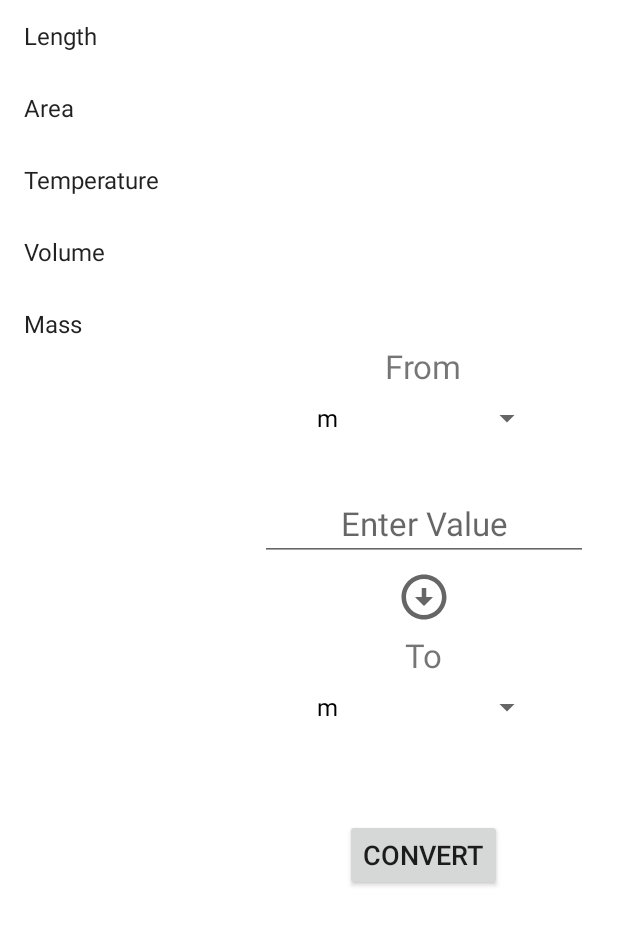
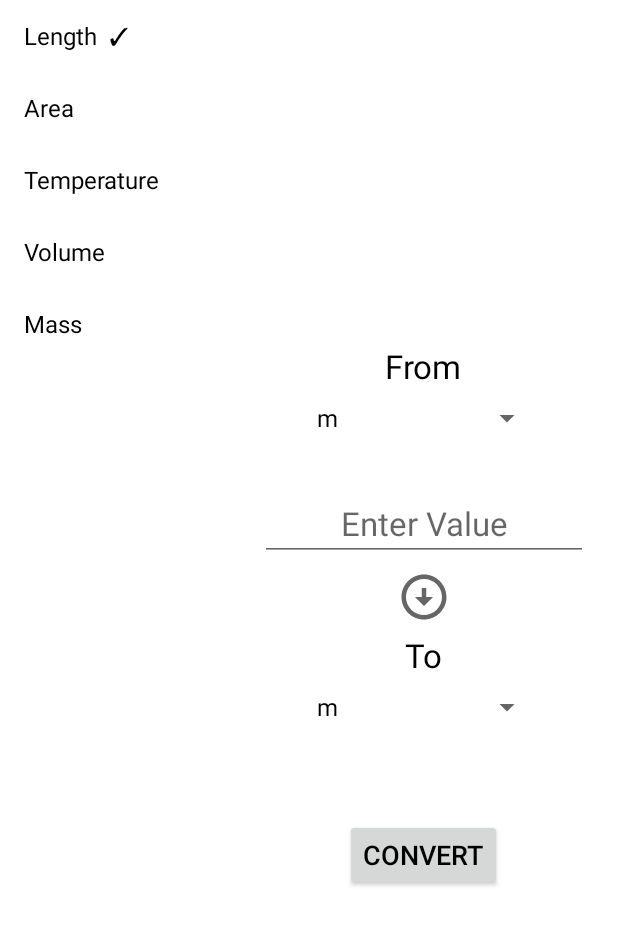
Before and after one commit to JohnX4321/Calculator, an Android app: the ConvertorActivity screen opened directly, with no data from a screen before it, after a tap on an icon or button, on a phone screen of 412 x 824 dp. Shown: the top 925 px of the screen. Run offline under Robolectric (Android 15) with nearby library versions, the phone set to English and light mode, and no system bars.

Commit message:
Fixed Theme Bugs and Default selection

```diff
--- a/app/src/main/java/com/tzapps/calculator/ConverterAdapter.kt
+++ b/app/src/main/java/com/tzapps/calculator/ConverterAdapter.kt
@@ -26,6 +26,8 @@ class ConverterAdapter(private val listener: RecyclerItemClickListener): Recycle
         init {
             textView.setOnClickListener {
                 val a = adapterPosition
+                if (lastSelectedIndex==a)
+                    return@setOnClickListener
                 listener.onRecyclerItemClick(a)
                 textView.text = textView.text.toString()+"  \u2713"
                 if (lastSelectedIndex!=-1)
@@ -41,9 +43,6 @@ class ConverterAdapter(private val listener: RecyclerItemClickListener): Recycle
 
     override fun onBindViewHolder(holder: TextViewHolder, position: Int) {
         holder.textView.text = dataList[position]
-        if (position==0&&lastSelectedIndex==-1) {
-            holder.textView.performClick()
-        }
     }
 
     override fun getItemCount(): Int {
--- a/app/src/main/java/com/tzapps/calculator/ConvertorActivity.kt
+++ b/app/src/main/java/com/tzapps/calculator/ConvertorActivity.kt
@@ -95,6 +95,12 @@ class ConvertorActivity: AppCompatActivity(),ConverterAdapter.RecyclerItemClickL
                 Log.e("Calculator","Conversion Error: ${e.localizedMessage}")
             }
         }
+
+        Handler(Looper.getMainLooper()).postDelayed({
+            try {
+                binding.categoryRecyclerView.findViewHolderForAdapterPosition(0)?.itemView?.findViewById<TextView>(android.R.id.text1)?.performClick()
+            } catch (e: Exception) {}
+        },300)
     }
 
     private fun convertArea(a: BigDecimal) {
--- a/app/src/main/res/layout/layout_bottomsheet.xml
+++ b/app/src/main/res/layout/layout_bottomsheet.xml
@@ -5,6 +5,6 @@
     android:layout_height="wrap_content"
     android:layout_gravity="bottom"
     android:padding="25dp"
-    android:textSize="22sp"
+    android:textSize="18sp"
     android:background="?attr/colorOnPrimary"
     android:id="@+id/textView" />
--- a/app/src/main/res/values-night/themes.xml
+++ b/app/src/main/res/values-night/themes.xml
@@ -11,6 +11,7 @@
         <item name="colorOnSecondary">@color/black</item>
         <!-- Customize your theme here. -->
         <item name="android:statusBarColor">@color/black</item>
+        <item name="android:textColor">@color/white</item>
     </style>
 
     <style name="ButtonStyle">
--- a/app/src/main/res/values/themes.xml
+++ b/app/src/main/res/values/themes.xml
@@ -11,6 +11,7 @@
         <item name="colorOnSecondary">@color/black</item>
         <!-- Customize your theme here. -->
         <item name="android:statusBarColor">@color/white</item>
+        <item name="android:textColor">@color/black</item>
     </style>
 
     <style name="ButtonStyle" parent="Widget.AppCompat.ActionButton">
```
